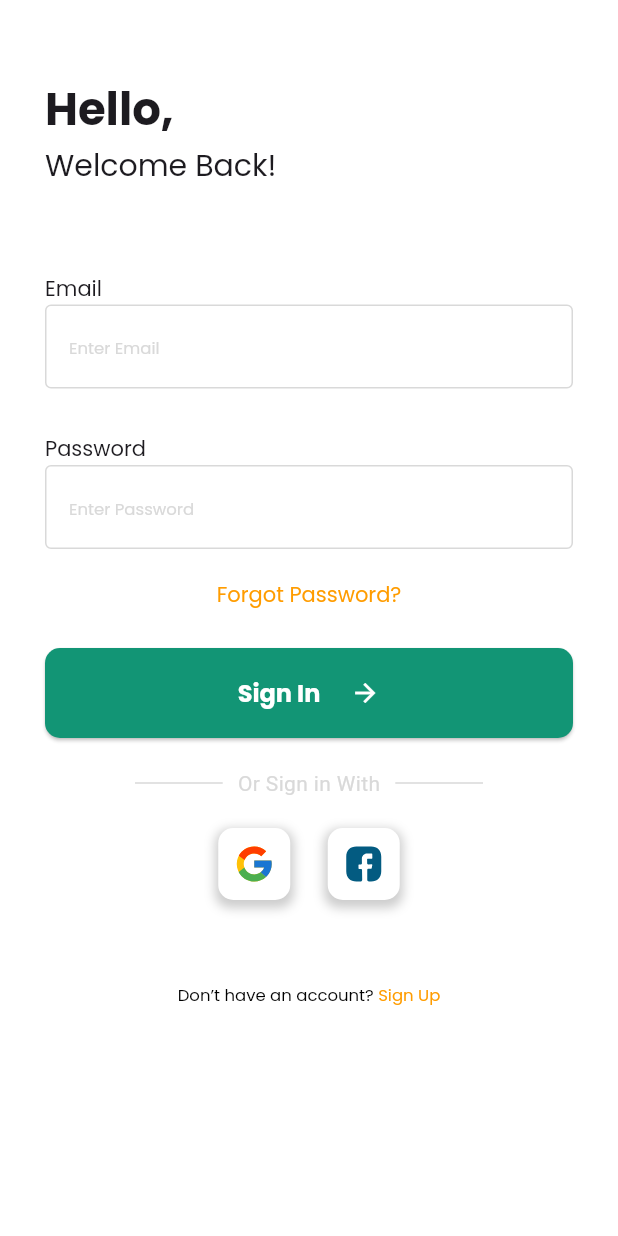
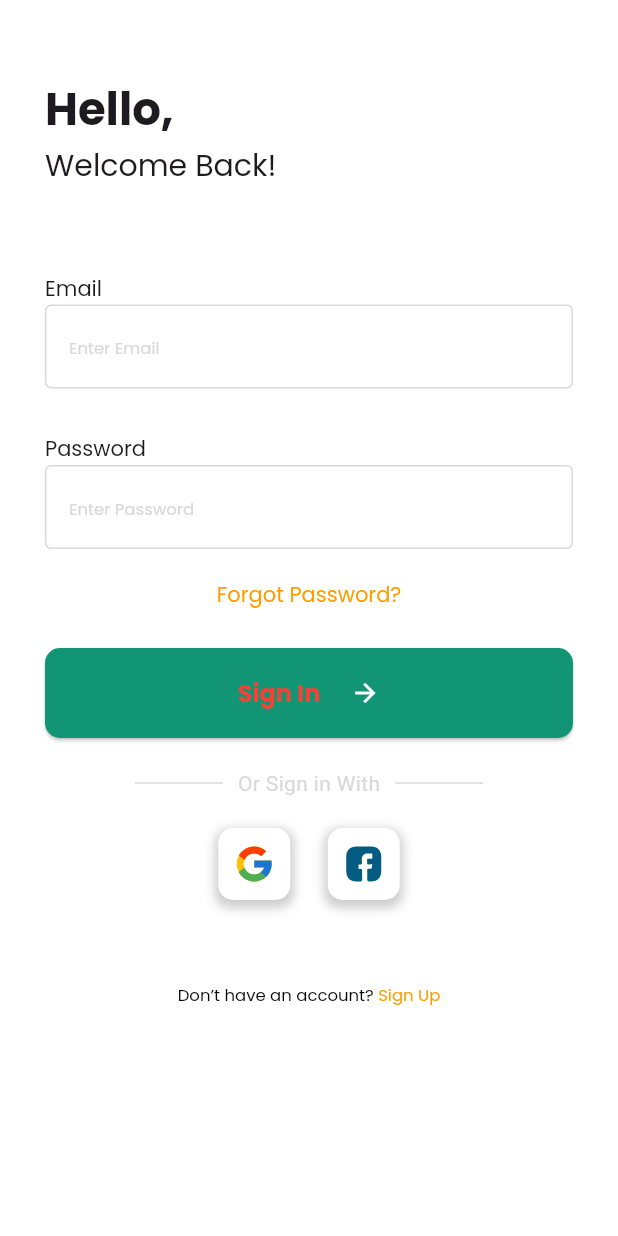
Before and after one commit to mmmkb1/food_recipe_app, a Flutter app: the screen it shows after launch, after a tap on "Sign In", on a phone screen of 412 x 824 dp. Run offline on Flutter 3.47's test engine with Material 3 defaults, Android fonts, the phone set to English and light mode, and no system bars; our stand-ins replace flutter_svg, google_fonts.

Commit message:
[feat] BigButton 클릭시 색깔 변화 기능

```diff
--- /dev/null
+++ b/lib/presentation/sing_in/big_button.dart
@@ -0,0 +1,53 @@
+import 'package:flutter/material.dart';
+import 'package:food_recipe_app/ui/color_styles.dart';
+import 'package:food_recipe_app/ui/text_styles.dart';
+
+class BigButton extends StatefulWidget {
+  final String label;
+  const BigButton({
+    super.key,
+    required this.label,
+  });
+
+  @override
+  State<BigButton> createState() => _BigButtonState();
+}
+
+class _BigButtonState extends State<BigButton> {
+  bool isPressed = false;
+
+  @override
+  Widget build(BuildContext context) {
+    return ElevatedButton(
+      onPressed: () {
+        setState(() {
+          isPressed = !isPressed;
+        });
+      },
+      style: ElevatedButton.styleFrom(
+        padding: const EdgeInsets.symmetric(vertical: 18),
+        backgroundColor: ColorStyles.primary100,
+        shape: RoundedRectangleBorder(
+          borderRadius: BorderRadius.circular(10),
+        ),
+      ),
+      child: Row(
+        mainAxisAlignment: MainAxisAlignment.center,
+        children: [
+          Text(widget.label,
+              style: TextStyles.normalTextBold.copyWith(
+                color: isPressed ? Colors.red : ColorStyles.white,
+              )),
+          const SizedBox(
+            width: 20,
+          ),
+          const Icon(
+            Icons.arrow_forward,
+            color: ColorStyles.white,
+            size: 20,
+          )
+        ],
+      ),
+    );
+  }
+}
--- a/lib/presentation/sing_in/sign_in_screen.dart
+++ b/lib/presentation/sing_in/sign_in_screen.dart
@@ -1,5 +1,5 @@
 import 'package:flutter/material.dart';
-import 'package:flutter/widgets.dart';
+import 'package:food_recipe_app/presentation/sing_in/big_button.dart';
 import 'package:food_recipe_app/presentation/sing_in/input_field.dart';
 import 'package:food_recipe_app/presentation/sing_in/social_button.dart';
 import 'package:food_recipe_app/ui/color_styles.dart';
@@ -48,34 +48,10 @@ class SignInScreen extends StatelessWidget {
                   style: TextStyles.smallTextRegular
                       .copyWith(color: ColorStyles.secondary100)),
               const SizedBox(height: 25),
-              SizedBox(
+              const SizedBox(
                 width: double.infinity,
-                child: ElevatedButton(
-                  onPressed: () {},
-                  style: ElevatedButton.styleFrom(
-                    padding: const EdgeInsets.symmetric(vertical: 18),
-                    backgroundColor: ColorStyles.primary100,
-                    shape: RoundedRectangleBorder(
-                      borderRadius: BorderRadius.circular(10),
-                    ),
-                  ),
-                  child: Row(
-                    mainAxisAlignment: MainAxisAlignment.center,
-                    children: [
-                      Text('Sign In',
-                          style: TextStyles.normalTextBold.copyWith(
-                            color: ColorStyles.white,
-                          )),
-                      const SizedBox(
-                        width: 20,
-                      ),
-                      const Icon(
-                        Icons.arrow_forward,
-                        color: ColorStyles.white,
-                        size: 20,
-                      )
-                    ],
-                  ),
+                child: BigButton(
+                  label: 'Sign In',
                 ),
               ),
               const SizedBox(height: 20),
```
